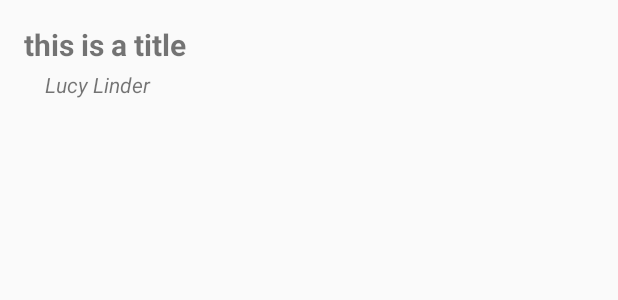
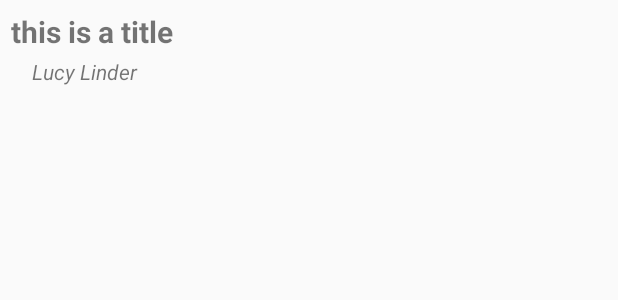
Before and after one commit to derlin/mybooks-android-old, an Android app: the layout book_list_content.xml on its own in the app's theme, with its tools: preview values and no code run, on a phone screen of 412 x 824 dp. Shown: the top 300 px of the screen. Run offline under Robolectric (Android 15) with nearby library versions, the phone set to English and light mode, and no system bars.

Commit message:
wip mTwoPane

```diff
--- a/app/build.gradle
+++ b/app/build.gradle
@@ -3,10 +3,9 @@ apply plugin: 'com.android.application'
 android {
     compileSdkVersion 23
     buildToolsVersion "23.0.2"
-
     defaultConfig {
         applicationId "ch.derlin.mybooks"
-        minSdkVersion 22
+        minSdkVersion 21
         targetSdkVersion 23
         versionCode 1
         versionName "1.0"
@@ -16,6 +15,8 @@ android {
             minifyEnabled false
             proguardFiles getDefaultProguardFile('proguard-android.txt'), 'proguard-rules.pro'
         }
+    }
+    productFlavors {
     }
 }
 
--- a/app/src/main/res/layout-w900dp/book_list.xml
+++ b/app/src/main/res/layout-w900dp/book_list.xml
@@ -19,7 +19,7 @@
     -->
 
     <RelativeLayout
-        android:layout_width="@dimen/item_width"
+        android:layout_width="600dp"
         android:layout_height="match_parent">
 
 
--- a/app/src/main/res/layout/book_list_content.xml
+++ b/app/src/main/res/layout/book_list_content.xml
@@ -3,7 +3,7 @@
 <LinearLayout xmlns:android="http://schemas.android.com/apk/res/android"
     android:layout_width="match_parent"
     android:layout_height="wrap_content"
-    android:layout_margin="@dimen/text_margin"
+    android:layout_margin="7sp"
     android:orientation="vertical">
 
     <TextView
```
Also changed, not shown: app/src/main/java/ch/derlin/mybooks/views/details/BookDetailFragment.java (+4 -6 lines).
